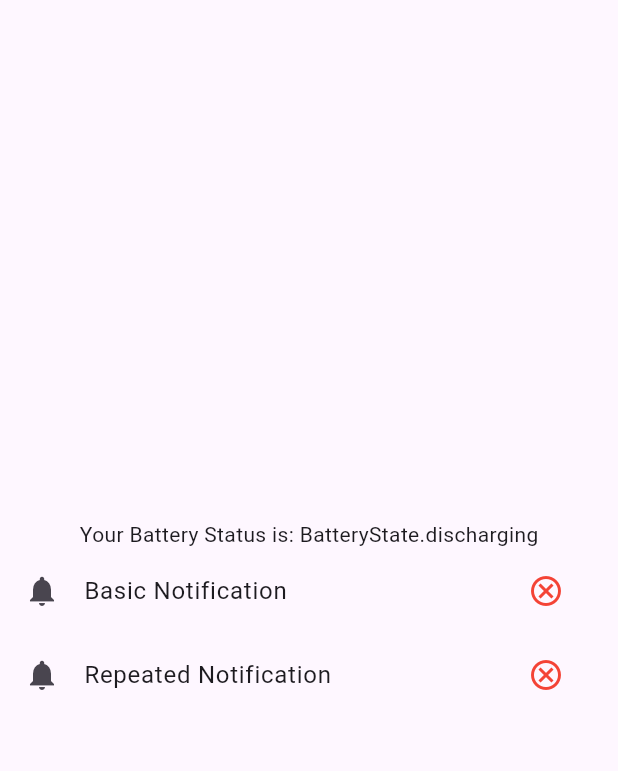
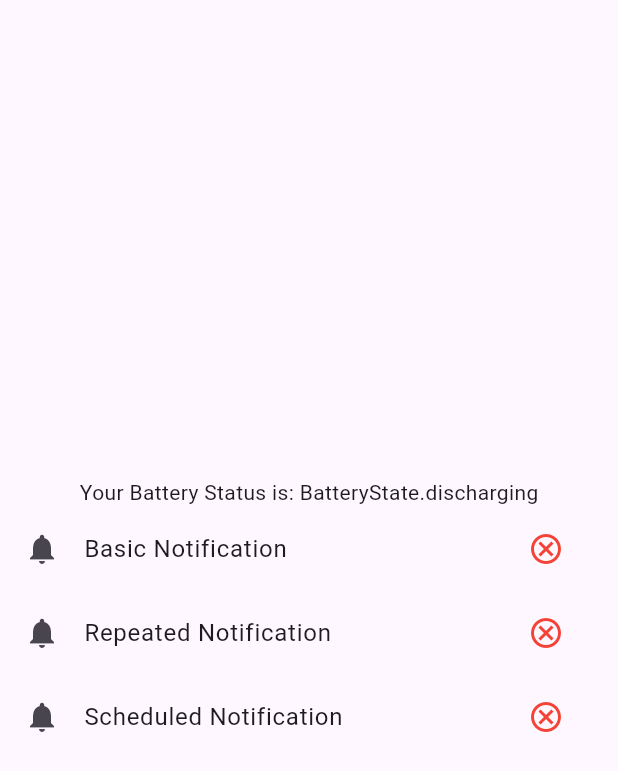
Before and after one commit to amro3z/battery_alarm, a Flutter app: the screen it shows after launch, on a phone screen of 412 x 824 dp. Shown: the top 771 px of the screen. Run offline on Flutter 3.47's test engine with Material 3 defaults, Android fonts, the phone set to English and light mode, and no system bars; our stand-ins replace battery_plus, flutter_local_notifications, flutter_timezone, permission_handler, timezone.

Commit message:
Add timezone support and scheduled notification feature

```diff
--- a/lib/main.dart
+++ b/lib/main.dart
@@ -2,10 +2,11 @@ import 'package:battery_alarm/notification/local_service.dart';
 import 'package:battery_alarm/screens/home_screen.dart';
 import 'package:flutter/material.dart';
 import 'package:permission_handler/permission_handler.dart';
+import 'package:timezone/data/latest.dart' as tz;
 
 void main() async {
   WidgetsFlutterBinding.ensureInitialized();
-
+  tz.initializeTimeZones();
   if (await Permission.notification.isDenied) {
     await Permission.notification.request();
   }
--- a/lib/screens/home_screen.dart
+++ b/lib/screens/home_screen.dart
@@ -63,6 +63,22 @@ class _HomeScreenState extends State<HomeScreen> {
                 },
               ),
             ),
+             ListTile(
+              title: Text("Scheduled Notification"),
+              leading: Icon(Icons.notifications),
+              onTap: () {
+                // Trigger the scheduled notification
+                // Assuming LocalService is properly initialized
+                LocalService.showScheduledNotification();
+              },
+              trailing: IconButton(
+                icon: Icon(Icons.cancel_outlined),
+                color: Colors.red,
+                onPressed: () {
+                  LocalService.cancelNotifications(id: 2);
+                },
+              ),
+            ),
           ],
         ),
       ),
--- a/pubspec.yaml
+++ b/pubspec.yaml
@@ -33,7 +33,9 @@ dependencies:
   flutter:
     sdk: flutter
   flutter_local_notifications: ^19.4.0
+  flutter_timezone: ^4.1.1
   permission_handler: ^12.0.1
+  timezone: ^0.10.1
 
 dev_dependencies:
   flutter_lints: ^5.0.0
```
Also changed, not shown: lib/notification/local_service.dart (+34 -2 lines), pubspec.lock, 5 other files.
